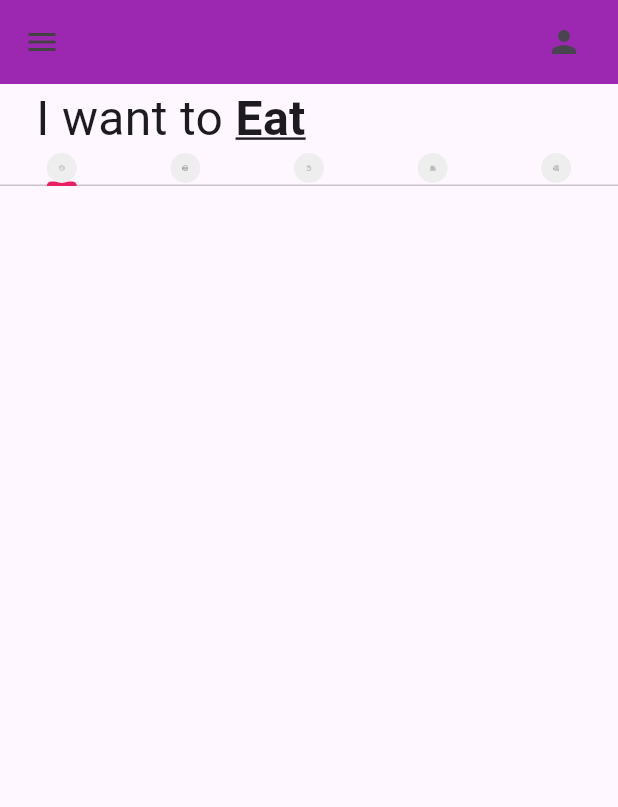
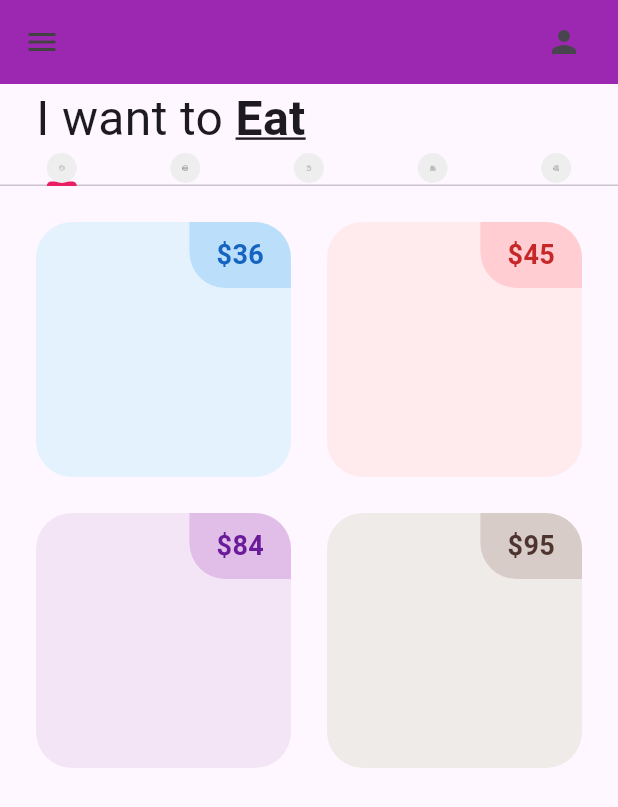
Before and after one commit to Sleusnarmed/donnut_app_4sa, a Flutter app: the screen it shows after launch, on a phone screen of 412 x 824 dp. Shown: the top 807 px of the screen. Run offline on Flutter 3.47's test engine with Material 3 defaults, Android fonts, the light colour scheme and no system bars.

Commit message:
Starting DonutTile

```diff
--- a/lib/tabs/donut_tab.dart
+++ b/lib/tabs/donut_tab.dart
@@ -1,7 +1,17 @@
+import 'package:donnut_app_4sa/utils/donut_tile.dart';
 import 'package:flutter/material.dart';
 
 class DonutTab extends StatelessWidget {
-  const DonutTab({super.key});
+  // list of donuts
+
+  final List donutsOnSale = [
+    // [ donutFlavor, donutPrice, donutColor, imageName ]
+    ["Ice Cream", "36", Colors.blue, "lib/images/icecream_donut.png"],
+    ["Strawberry", "45", Colors.red, "lib/images/strawberry_donut.png"],
+    ["Grape Ape", "84", Colors.purple, "lib/images/grape_donut.png"],
+    ["Choco", "95", Colors.brown, "lib/images/chocolate_donut.png"],
+  ];
+  DonutTab({super.key});
 
   @override
   Widget build(BuildContext context) {
@@ -15,7 +25,12 @@
       padding: const EdgeInsets.all(12),
       // Elemento construido
       itemBuilder: (BuildContext context, int index) {
-        return;
+        return DonutTile(
+          donutFlavor: donutsOnSale[index][0],
+          donutPrice: donutsOnSale[index][1],
+          donutColor: donutsOnSale[index][2],
+          imageName: donutsOnSale[index][3],
+        );
       },
     );
   }
--- /dev/null
+++ b/lib/utils/donut_tile.dart
@@ -0,0 +1,48 @@
+import 'package:flutter/material.dart';
+
+class DonutTile extends StatelessWidget {
+  final String donutFlavor;
+  final String donutPrice;
+  final dynamic donutColor;
+  final String imageName;
+
+  const DonutTile(
+      {super.key,
+      required this.donutFlavor,
+      required this.donutPrice,
+      required this.donutColor,
+      required this.imageName});
+
+  @override
+  Widget build(BuildContext context) {
+    return Padding(
+      padding: const EdgeInsets.all(12),
+      child: Container(
+          decoration: BoxDecoration(
+            color: donutColor[50],
+            borderRadius: BorderRadius.circular(24),
+          ),
+          child: Column(children: [
+            Row(mainAxisAlignment: MainAxisAlignment.end, children: [
+              Container(
+                decoration: BoxDecoration(
+                    color: donutColor[100],
+                    borderRadius: BorderRadius.only(
+                        bottomLeft: Radius.circular(24),
+                        topRight: Radius.circular(24))),
+                padding:
+                    const EdgeInsets.symmetric(vertical: 9, horizontal: 18),
+                child: Text(
+                  '\$$donutPrice',
+                  style: TextStyle(
+                    color: donutColor[800],
+                    fontWeight: FontWeight.bold,
+                    fontSize: 18,
+                  ),
+                ),
+              )
+            ])
+          ])),
+    );
+  }
+}
```
